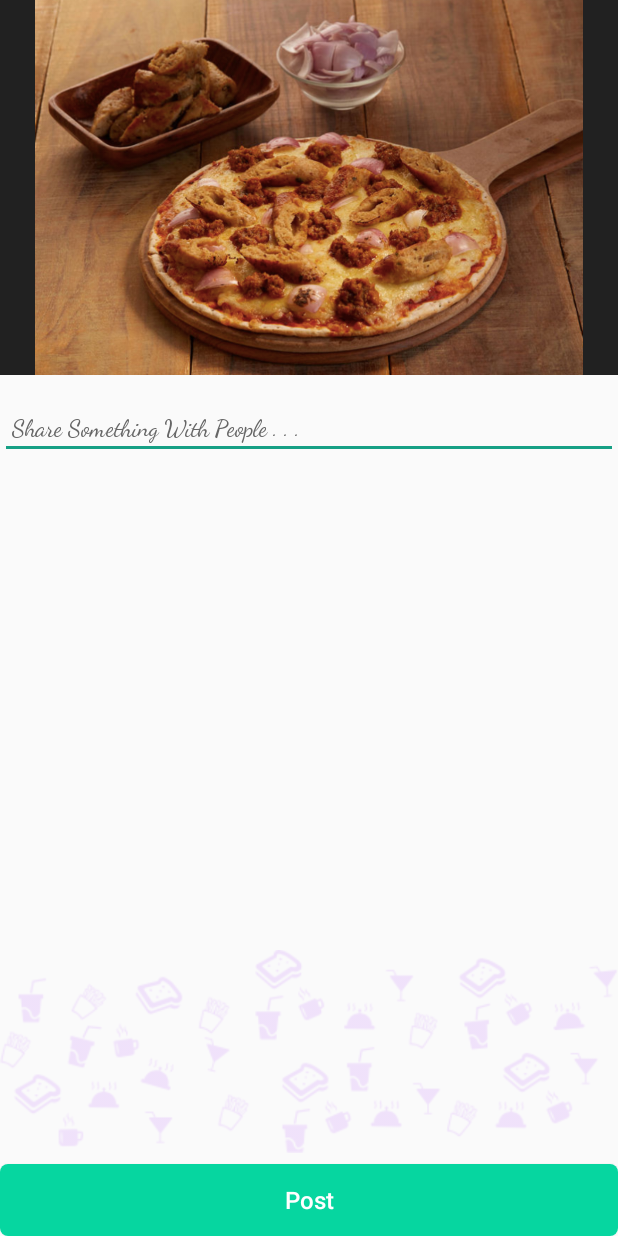
After one commit to TeamBuffet/Buffet_User, an Android app: the layout activity_post_feed.xml on its own in the app's theme, with its tools: preview values and no code run, on a phone screen of 412 x 824 dp. The commit adds this screen. Run offline under Robolectric (Android 15) with nearby library versions, the phone set to English and light mode, and no system bars.

Commit message:
#PostFeedTo Database

```diff
--- /dev/null
+++ b/app/src/main/res/layout/activity_post_feed.xml
@@ -0,0 +1,51 @@
+<?xml version="1.0" encoding="utf-8"?>
+<RelativeLayout xmlns:android="http://schemas.android.com/apk/res/android"
+    android:layout_width="match_parent"
+    android:layout_height="match_parent"
+    android:orientation="vertical">
+
+    <include
+        android:id="@+id/toolbar"
+        layout="@layout/toolbar" />
+
+    <ImageView
+        android:id="@+id/imgFeed"
+        android:layout_width="match_parent"
+        android:layout_height="250dp"
+        android:background="@color/black"
+        android:scaleType="fitCenter"
+        android:src="@drawable/image_pizza_sample" />
+
+
+    <EditText
+        android:id="@+id/edtCaption"
+        android:layout_width="match_parent"
+        android:layout_height="wrap_content"
+        android:layout_below="@id/imgFeed"
+        android:layout_marginTop="15dp"
+        android:fontFamily="cursive"
+        android:hint=" Share Something With People . . ."
+        android:maxLength="150"
+        android:maxLines="4"
+        android:textColorHint="@color/darkgrey"
+        android:textSize="16sp" />
+
+    <Button
+        android:id="@+id/btnSubmit"
+        android:layout_width="match_parent"
+        android:layout_height="wrap_content"
+        android:layout_alignParentBottom="true"
+        android:background="@drawable/ripple_green"
+        android:text="Post"
+        android:textAllCaps="false"
+        android:textColor="@color/white"
+        android:textSize="16sp" />
+
+    <ImageView
+        android:layout_width="match_parent"
+        android:layout_height="150dp"
+        android:layout_above="@+id/btnSubmit"
+        android:alpha="0.1"
+        android:src="@drawable/bottom" />
+
+</RelativeLayout>
```
Also changed, not shown: app/src/main/AndroidManifest.xml (+6 -2 lines), app/src/main/java/com/buffet_user/activity/review/BlogHomeActivity.java (+11 -5 lines), app/src/main/java/com/buffet_user/activity/review/PostFeedActivity.java (added, +98 -0 lines), app/src/main/java/com/buffet_user/pojo/PostFeedDataPOJO.java (added, +45 -0 lines), app/src/main/java/com/buffet_user/pojo/PostFeedPOJO.java (added, +35 -0 lines), app/src/main/java/com/buffet_user/retrofit/SOService.java (+8 -0 lines), 1 other file.
